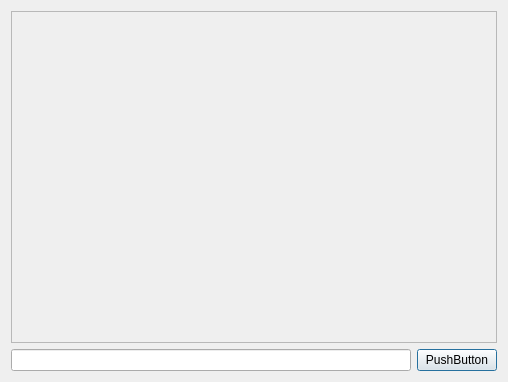
First picture: the form in src/UI/chatwindow.ui, repository uPtt-messenger/uPtt_backup, before the edit.
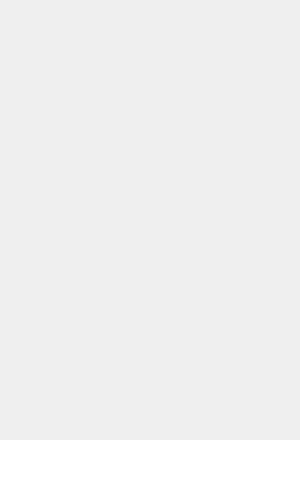
Second picture: the form after the edit.

Commit message: Scroll area first time success, WIP

The edit to the form file:
```diff
--- a/src/UI/chatwindow.ui
+++ b/src/UI/chatwindow.ui
@@ -6,18 +6,42 @@
    <rect>
     <x>0</x>
     <y>0</y>
-    <width>508</width>
-    <height>382</height>
+    <width>300</width>
+    <height>500</height>
    </rect>
   </property>
   <property name="windowTitle">
    <string>Dialog</string>
   </property>
   <layout class="QGridLayout" name="gridLayout">
+   <property name="leftMargin">
+    <number>0</number>
+   </property>
+   <property name="topMargin">
+    <number>0</number>
+   </property>
+   <property name="rightMargin">
+    <number>0</number>
+   </property>
+   <property name="bottomMargin">
+    <number>0</number>
+   </property>
    <item row="0" column="0">
     <layout class="QVBoxLayout" name="verticalLayout">
      <item>
       <widget class="QScrollArea" name="scrollArea">
+       <property name="enabled">
+        <bool>true</bool>
+       </property>
+       <property name="frameShape">
+        <enum>QFrame::NoFrame</enum>
+       </property>
+       <property name="lineWidth">
+        <number>0</number>
+       </property>
+       <property name="horizontalScrollBarPolicy">
+        <enum>Qt::ScrollBarAlwaysOff</enum>
+       </property>
        <property name="widgetResizable">
         <bool>true</bool>
        </property>
@@ -26,22 +50,37 @@
          <rect>
           <x>0</x>
           <y>0</y>
-          <width>486</width>
-          <height>329</height>
+          <width>298</width>
+          <height>430</height>
          </rect>
         </property>
+        <property name="minimumSize">
+         <size>
+          <width>0</width>
+          <height>0</height>
+         </size>
+        </property>
        </widget>
       </widget>
      </item>
      <item>
       <layout class="QHBoxLayout" name="horizontalLayout">
        <item>
-        <widget class="QLineEdit" name="lineEdit"/>
-       </item>
-       <item>
-        <widget class="QPushButton" name="pushButton">
-         <property name="text">
-          <string>PushButton</string>
+        <widget class="QLineEdit" name="lineEdit">
+         <property name="minimumSize">
+          <size>
+           <width>0</width>
+           <height>60</height>
+          </size>
+         </property>
+         <property name="frame">
+          <bool>false</bool>
+         </property>
+         <property name="alignment">
+          <set>Qt::AlignLeading|Qt::AlignLeft|Qt::AlignTop</set>
+         </property>
+         <property name="cursorMoveStyle">
+          <enum>Qt::LogicalMoveStyle</enum>
          </property>
         </widget>
        </item>
```
The commit also changes 2 other files.
